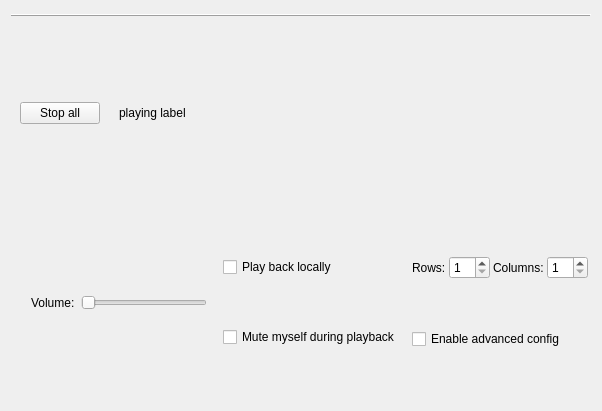
Before: the Qt Designer form src/config_qt.ui in MGraefe/RP-Soundboard, drawn with Qt 5.
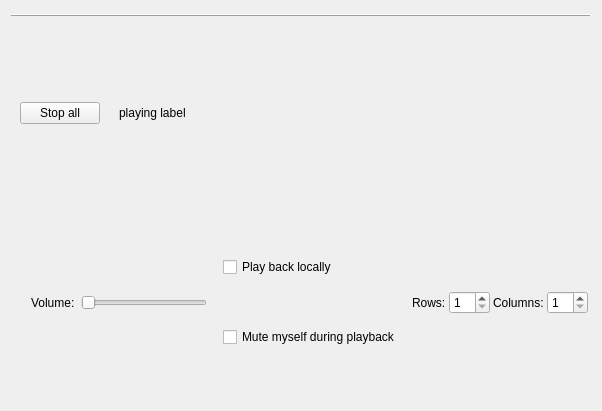
After: the same form once the commit is applied. Icons and pictures are not drawn.

Commit message: Removed advanced settings checkbox

Patch:
```diff
--- a/src/config_qt.ui
+++ b/src/config_qt.ui
@@ -273,13 +273,6 @@
           </item>
          </layout>
         </item>
-        <item>
-         <widget class="QCheckBox" name="cb_advanced_config">
-          <property name="text">
-           <string>Enable advanced config</string>
-          </property>
-         </widget>
-        </item>
        </layout>
       </item>
      </layout>
```
The commit also changes 2 other files.
